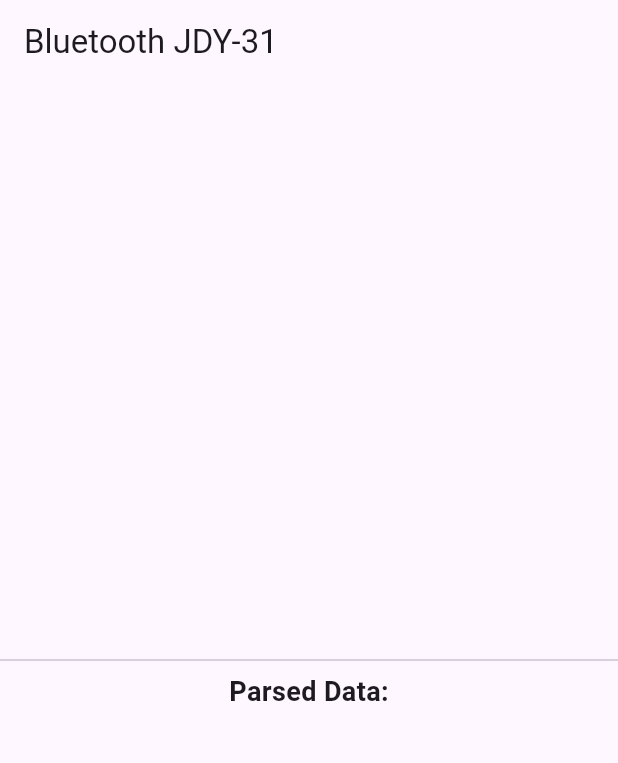
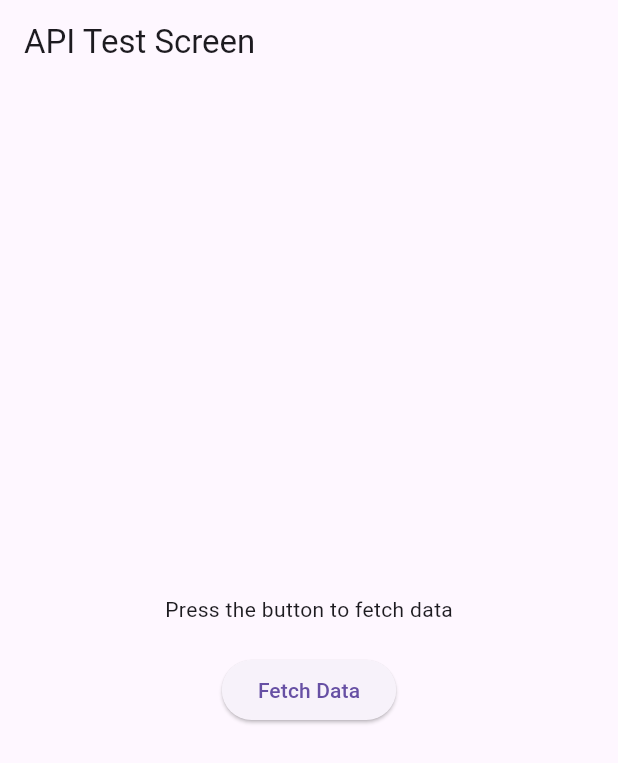
Before and after one commit to hba777/sign_glove_application, a Flutter app: the screen it shows after launch, on a phone screen of 412 x 824 dp. Shown: the top 763 px of the screen. Run offline on Flutter 3.47's test engine with Material 3 defaults, Android fonts, the phone set to English and light mode, and no system bars; our stand-ins replace flutter_blue_plus, permission_handler.

Commit message:
Initial commit for zabil branch

```diff
--- a/lib/main.dart
+++ b/lib/main.dart
@@ -1,38 +1,22 @@
 import 'package:flutter/material.dart';
-import 'package:sign_glove_application/screens/BtScreen.dart';
+import 'screens/api_test_screen.dart';
 
 void main() {
   runApp(const MyApp());
 }
 
 class MyApp extends StatelessWidget {
-  const MyApp({super.key});
+  const MyApp({super.key}); // Add 'const' and key parameter
 
-  // This widget is the root of your application.
   @override
   Widget build(BuildContext context) {
     return MaterialApp(
-      title: 'Flutter Demo',
+      debugShowCheckedModeBanner: false,
+      title: 'Flutter API Test',
       theme: ThemeData(
-        // This is the theme of your application.
-        //
-        // TRY THIS: Try running your application with "flutter run". You'll see
-        // the application has a purple toolbar. Then, without quitting the app,
-        // try changing the seedColor in the colorScheme below to Colors.green
-        // and then invoke "hot reload" (save your changes or press the "hot
-        // reload" button in a Flutter-supported IDE, or press "r" if you used
-        // the command line to start the app).
-        //
-        // Notice that the counter didn't reset back to zero; the application
-        // state is not lost during the reload. To reset the state, use hot
-        // restart instead.
-        //
-        // This works for code too, not just values: Most code changes can be
-        // tested with just a hot reload.
-        colorScheme: ColorScheme.fromSeed(seedColor: Colors.deepPurple),
-        useMaterial3: true,
+        primarySwatch: Colors.blue,
       ),
-      home: BluetoothPage(),
+      home: const ApiTestScreen(), // Mark this as const as well
     );
   }
 }
--- /dev/null
+++ b/lib/screens/api_test_screen.dart
@@ -0,0 +1,60 @@
+import 'package:flutter/material.dart';
+import 'package:http/http.dart' as http;
+import 'dart:convert';
+
+class ApiTestScreen extends StatefulWidget {
+  const ApiTestScreen({super.key});
+
+  @override
+  _ApiTestScreenState createState() => _ApiTestScreenState();
+}
+
+class _ApiTestScreenState extends State<ApiTestScreen> {
+  String? _responseMessage;
+
+  Future<void> fetchData() async {
+    final url = Uri.parse('http://10.0.2.2:8000'); // For Android emulator use 10.0.2.2
+    try {
+      final response = await http.get(url);
+      if (response.statusCode == 200) {
+        final data = json.decode(response.body);
+        setState(() {
+          _responseMessage = data['message'];
+        });
+      } else {
+        setState(() {
+          _responseMessage = 'Error: ${response.statusCode}';
+        });
+      }
+    } catch (e) {
+      setState(() {
+        _responseMessage = 'Failed to fetch data: $e';
+      });
+    }
+  }
+
+  @override
+  Widget build(BuildContext context) {
+    return Scaffold(
+      appBar: AppBar(
+        title: const Text('API Test Screen'),
+      ),
+      body: Center(
+        child: Column(
+          mainAxisAlignment: MainAxisAlignment.center,
+          children: [
+            if (_responseMessage != null)
+              Text(_responseMessage!)
+            else
+              const Text('Press the button to fetch data'),
+            const SizedBox(height: 20),
+            ElevatedButton(
+              onPressed: fetchData,
+              child: const Text('Fetch Data'),
+            ),
+          ],
+        ),
+      ),
+    );
+  }
+}
--- a/pubspec.yaml
+++ b/pubspec.yaml
@@ -42,6 +42,7 @@
   flutter_blue_plus:
 
 dev_dependencies:
+  http: ^1.0.0
   flutter_test:
     sdk: flutter
 
```
Also changed, not shown: pubspec.lock, 5 other files.
